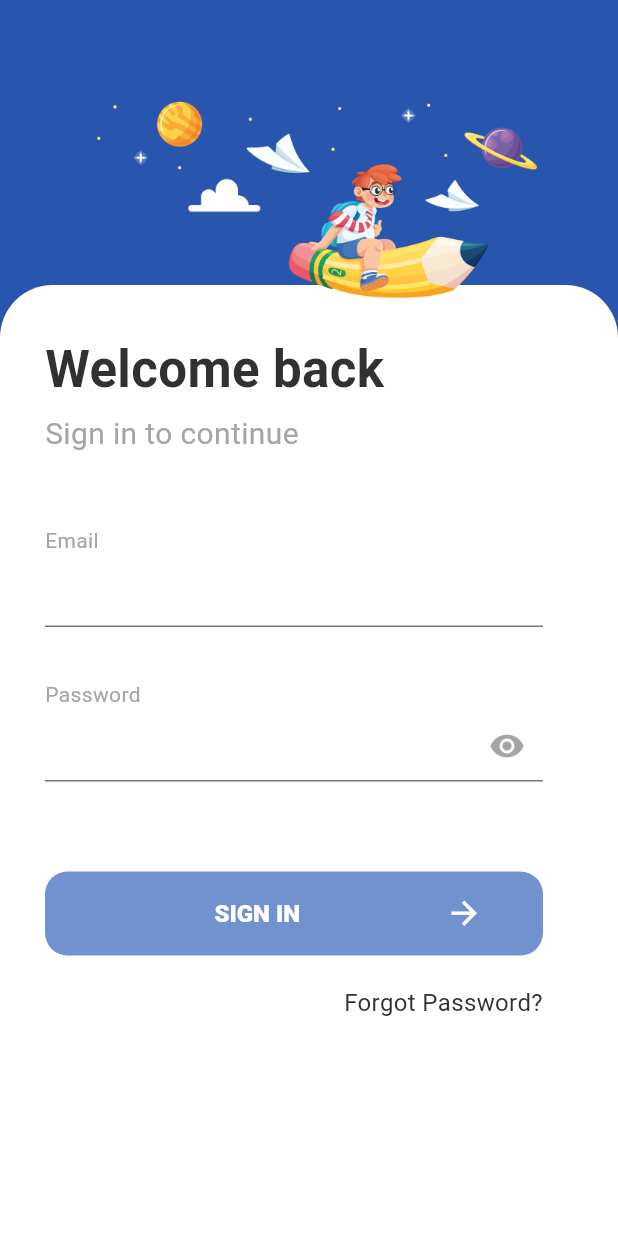
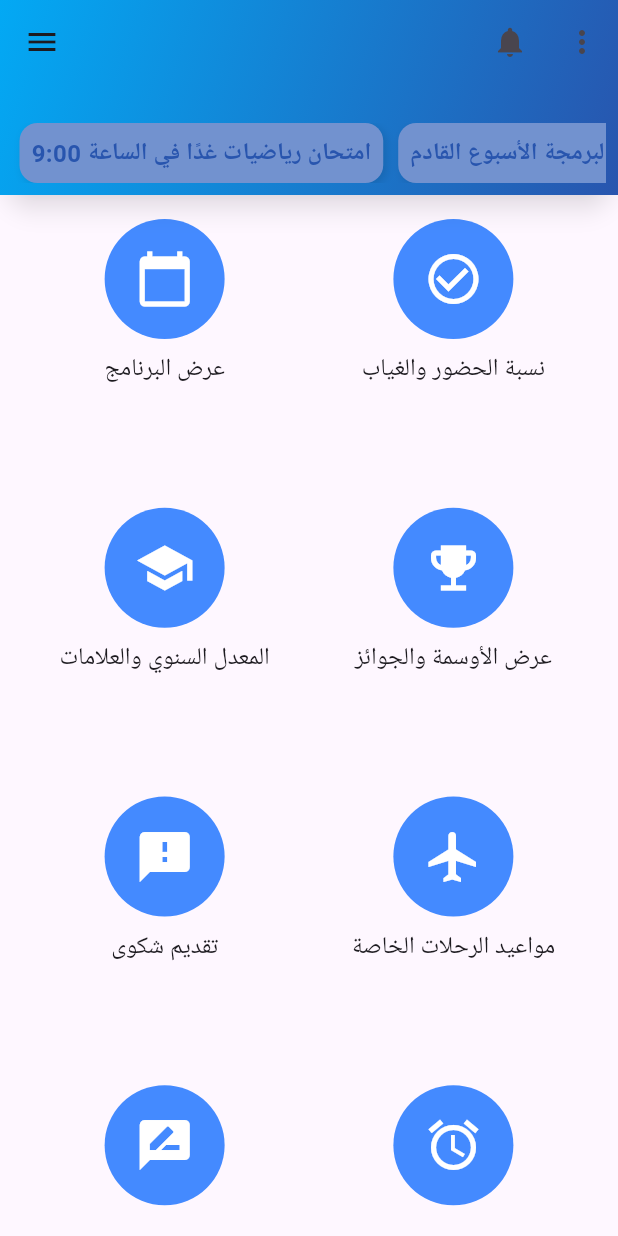
Before and after one commit to ShadyHamdan/school_management_system, a Flutter app: the screen it shows after launch, on a phone screen of 412 x 824 dp. Run offline on Flutter 3.47's test engine with Material 3 defaults, Android fonts, the phone set to English and light mode, and no system bars; our stand-ins replace bloc, equatable.

Commit message:
Your commit message

```diff
--- a/lib/presentation/routes/app_routes.dart
+++ b/lib/presentation/routes/app_routes.dart
@@ -25,4 +25,5 @@ class AppRoutes {
   static String changepasswordprofile = "/ChangePasswordProfile";
   static String location = "/location";
   static String myLocation = "/MyLocation";
+  static const String homestudent = "/homestudent";
 }
--- a/lib/presentation/routes/route_generator.dart
+++ b/lib/presentation/routes/route_generator.dart
@@ -2,6 +2,7 @@ import 'package:flutter/material.dart';
 import 'package:school_management_system/presentation/routes/app_routes.dart';
 import 'package:school_management_system/presentation/screens/auth/login.dart';
 import 'package:school_management_system/presentation/screens/auth/splash_screen.dart';
+import 'package:school_management_system/presentation/screens/home/home_Student.dart';
 
 class RouteGenerator {
   static Route<dynamic> generateRoute(RouteSettings settings) {
@@ -9,17 +10,21 @@ class RouteGenerator {
       case AppRoutes.splashScreen:
         return MaterialPageRoute(builder: (_) => SplashScreen());
 
-         case AppRoutes.login:
+      case AppRoutes.login:
         return MaterialPageRoute(builder: (_) => Login());
+
+      case AppRoutes.homestudent:
+        return MaterialPageRoute(builder: (_) => HomeStudent());
 
       // ... بقية الحالات
       default:
         return MaterialPageRoute(
-          builder: (_) => Scaffold(
-            body: Center(
-              child: Text('No route defined for ${settings.name}'),
-            ),
-          ),
+          builder:
+              (_) => Scaffold(
+                body: Center(
+                  child: Text('No route defined for ${settings.name}'),
+                ),
+              ),
         );
     }
   }
--- a/lib/presentation/screens/auth/splash_screen.dart
+++ b/lib/presentation/screens/auth/splash_screen.dart
@@ -9,7 +9,7 @@ class SplashScreen extends StatelessWidget {
   Widget build(BuildContext context) {
     final navigator = Navigator.of(context);
     Future.delayed(const Duration(seconds: 3), () {
-      navigator.pushReplacementNamed(AppRoutes.login);
+      navigator.pushReplacementNamed(AppRoutes.homestudent);
     });
     return Scaffold(
       body: Image.asset(
--- /dev/null
+++ b/lib/presentation/screens/home/home_Student.dart
@@ -0,0 +1,70 @@
+import 'package:flutter/material.dart';
+import 'package:school_management_system/presentation/widgets/home/appbar_home.dart';
+import 'package:school_management_system/presentation/widgets/home/buildCard_home.dart';
+
+class HomeStudent extends StatelessWidget {
+  const HomeStudent({super.key});
+
+  @override
+  Widget build(BuildContext context) {
+    return Scaffold(
+      appBar: CustomAppBar(
+        title: "",
+        studentName: 'alshofi',
+        announcements: [
+          "امتحان رياضيات غدًا في الساعة 9:00",
+          "تسليم مشاريع البرمجة الأسبوع القادم",
+          "حفل التخرج يوم الخميس القادم",
+          "جلسة توجيهية للطلاب الجدد يوم الإثنين",
+        ],
+      ),
+      drawer: Drawer(
+        child: ListView(
+          padding: EdgeInsets.zero,
+          children: <Widget>[
+            DrawerHeader(
+              decoration: BoxDecoration(color: Colors.blue),
+              child: Text(
+                'قائمة الطالب',
+                style: TextStyle(color: Colors.white, fontSize: 24),
+              ),
+            ),
+            ListTile(
+              leading: Icon(Icons.home),
+              title: Text('الصفحة الرئيسية'),
+              onTap: () {},
+            ),
+            ListTile(
+              leading: Icon(Icons.settings),
+              title: Text('الإعدادات'),
+              onTap: () {},
+            ),
+            ListTile(
+              leading: Icon(Icons.logout),
+              title: Text('تسجيل الخروج'),
+              onTap: () {},
+            ),
+          ],
+        ),
+      ),
+      body: Padding(
+        padding: const EdgeInsets.all(16.0),
+        child: GridView.count(
+          crossAxisCount: 2,
+          crossAxisSpacing: 5,
+          mainAxisSpacing: 5,
+          children: [
+            buildCard('عرض البرنامج', Icons.calendar_today),
+            buildCard('نسبة الحضور والغياب', Icons.check_circle_outline),
+            buildCard('المعدل السنوي والعلامات', Icons.school),
+            buildCard('عرض الأوسمة والجوائز', Icons.emoji_events),
+            buildCard('تقديم شكوى', Icons.feedback),
+            buildCard('مواعيد الرحلات الخاصة', Icons.flight),
+            buildCard('تقييم نهاية السنة', Icons.rate_review),
+            buildCard('التذكير بالوظائف والاختبارات', Icons.alarm),
+          ],
+        ),
+      ),
+    );
+  }
+}
--- /dev/null
+++ b/lib/presentation/widgets/home/appbar_home.dart
@@ -0,0 +1,109 @@
+import 'package:flutter/material.dart';
+import 'package:school_management_system/core/constants/color.dart';
+
+class CustomAppBar extends StatelessWidget implements PreferredSizeWidget {
+  final String title;
+  final List<String> announcements;
+
+  const CustomAppBar({
+    super.key,
+    required this.title,
+    required this.announcements,
+    required String studentName,
+  });
+
+  @override
+  Widget build(BuildContext context) {
+    return AppBar(
+      title: Text(
+        title,
+        style: const TextStyle(fontSize: 22, fontWeight: FontWeight.bold),
+      ),
+      centerTitle: true,
+      elevation: 6.0,
+      backgroundColor: boldBlueColor,
+      shadowColor: Colors.black45,
+      shape: const RoundedRectangleBorder(
+        borderRadius: BorderRadius.vertical(bottom: Radius.circular(25)),
+      ),
+      flexibleSpace: Container(
+        decoration: const BoxDecoration(
+          gradient: LinearGradient(
+            colors: [Colors.lightBlue, boldBlueColor],
+            begin: Alignment.topLeft,
+            end: Alignment.bottomRight,
+          ),
+        ),
+      ),
+      bottom: PreferredSize(
+        preferredSize: const Size.fromHeight(100.0),
+        child: Padding(
+          padding: const EdgeInsets.all(8.0),
+          child: SingleChildScrollView(
+            scrollDirection: Axis.horizontal,
+            child: Row(
+              mainAxisAlignment: MainAxisAlignment.center,
+              children:
+                  announcements
+                      .map(
+                        (announcement) => Container(
+                          margin: const EdgeInsets.symmetric(horizontal: 5.0),
+                          padding: const EdgeInsets.all(8.0),
+                          decoration: BoxDecoration(
+                            color: cyanColor,
+                            borderRadius: BorderRadius.circular(12),
+                            boxShadow: [
+                              BoxShadow(
+                                color: Colors.black.withOpacity(0.1),
+                                blurRadius: 4,
+                                offset: const Offset(2, 2),
+                              ),
+                            ],
+                          ),
+                          child: Text(
+                            announcement,
+                            style: const TextStyle(
+                              fontSize: 16,
+                              fontWeight: FontWeight.bold,
+                              color: boldBlueColor,
+                            ),
+                          ),
+                        ),
+                      )
+                      .toList(),
+            ),
+          ),
+        ),
+      ),
+      actions: [
+        IconButton(
+          icon: const Icon(Icons.notifications),
+          tooltip: 'الإشعارات',
+          onPressed: () {
+            // فتح صفحة الإشعارات
+          },
+        ),
+        PopupMenuButton<String>(
+          icon: const Icon(Icons.more_vert),
+          onSelected: (value) {
+            // التعامل مع الخيارات
+          },
+          itemBuilder:
+              (context) => [
+                const PopupMenuItem(
+                  value: 'settings',
+                  child: Text('الإعدادات'),
+                ),
+                const PopupMenuItem(
+                  value: 'profile',
+                  child: Text('الملف الشخصي'),
+                ),
+              ],
+        ),
+      ],
+    );
+  }
+
+  @override
+  Size get preferredSize => const Size.fromHeight(130.0);
+}
--- /dev/null
+++ b/lib/presentation/widgets/home/buildCard_home.dart
@@ -0,0 +1,22 @@
+import 'package:flutter/material.dart';
+
+Widget buildCard(String title, IconData icon) {
+  return GestureDetector(
+    onTap: () {},
+    child: Column(
+      children: [
+        Container(
+          width: 80,
+          height: 80,
+          decoration: BoxDecoration(
+            shape: BoxShape.circle,
+            color: Colors.blueAccent,
+          ),
+          child: Icon(icon, color: Colors.white, size: 40),
+        ),
+        const SizedBox(height: 8),
+        Center(child: Text(title, style: const TextStyle(fontSize: 16))),
+      ],
+    ),
+  );
+}
```
Also changed, not shown: 1 other file.
